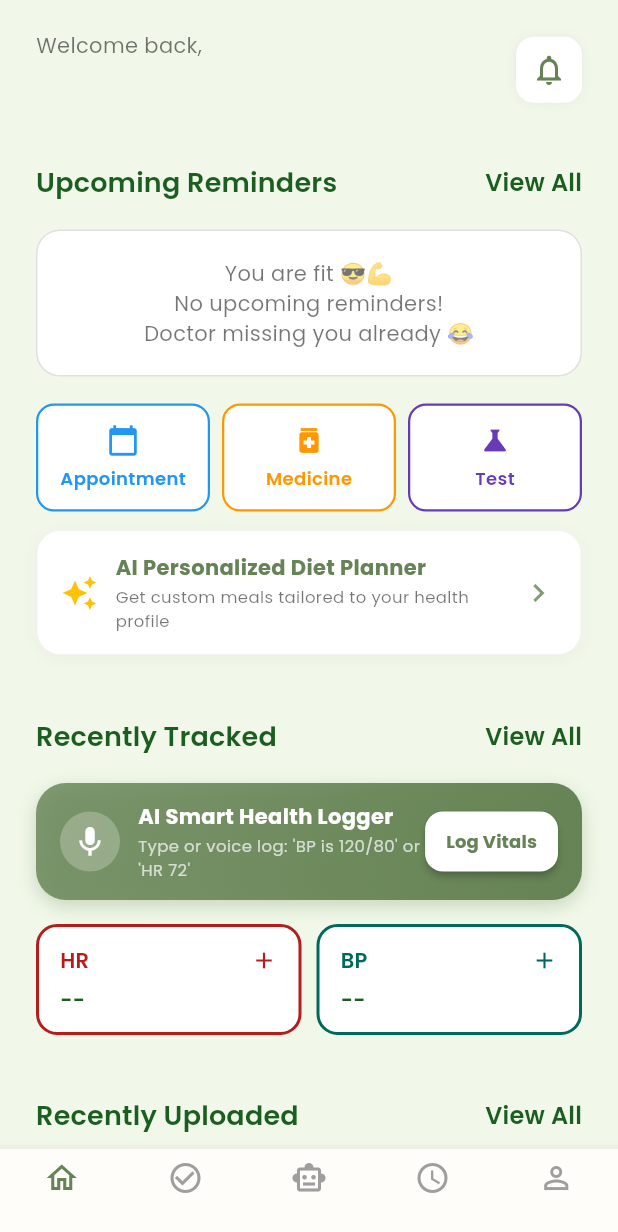
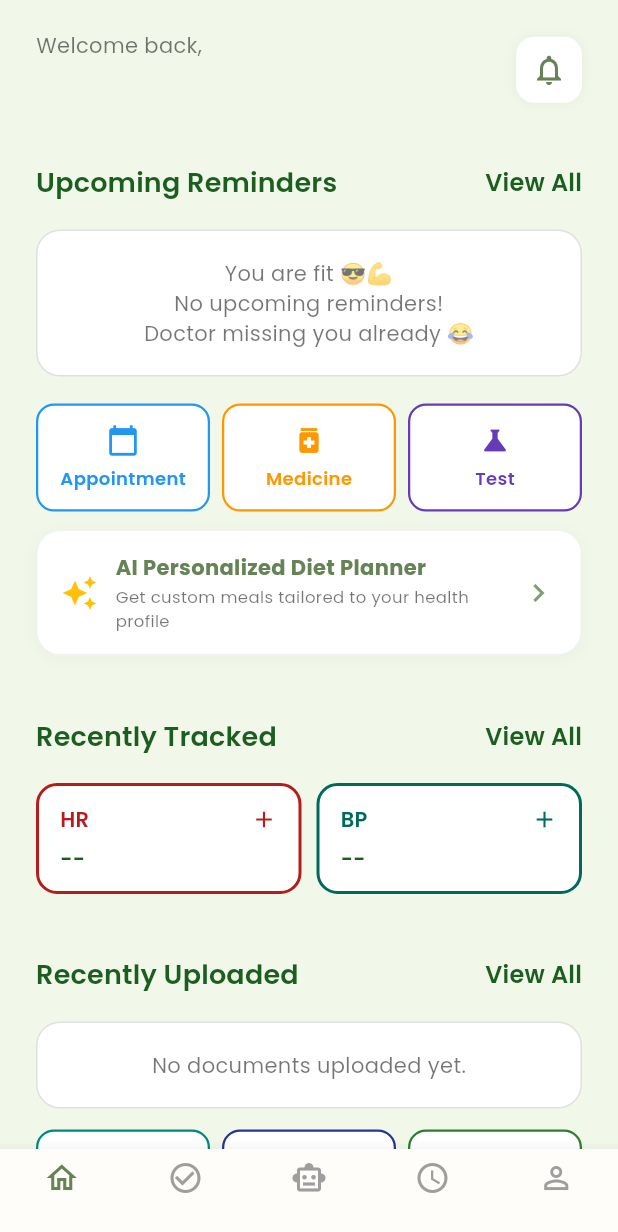
Before and after one commit to vaidehiptl23/HealthHive, a Flutter app: the HomeScreen screen opened directly with empty values, on a phone screen of 412 x 824 dp. Shown: the top 1232 px of the screen. Run offline on Flutter 3.47's test engine with Material 3 defaults, Android fonts, the phone set to English and light mode, and no system bars; our stand-ins replace file_picker, flutter_local_notifications, image_picker, share_plus, shared_preferences, timezone; missing offline and left inert: dart:html, dart:ui_web; accounts and stored records are empty; network calls fail.

Commit message:
Remove AI Smart Health Logger (Voice Vitals Logger) card and dialog from home screen

```diff
--- a/lib/screens/home_screen.dart
+++ b/lib/screens/home_screen.dart
@@ -100,84 +100,7 @@ class _HomeScreenState extends State<HomeScreen> {
     }
   }
 
-  void _showVoiceLoggerDialog() {
-    final controller = TextEditingController();
-    showDialog(
-      context: context,
-      builder: (dialogCtx) => AlertDialog(
-        shape: RoundedRectangleBorder(borderRadius: BorderRadius.circular(20)),
-        title: const Row(
-          children: [
-            Icon(Icons.auto_awesome, color: Colors.amber),
-            SizedBox(width: 8),
-            Text("AI Vitals Logger"),
-          ],
-        ),
-        content: Column(
-          mainAxisSize: MainAxisSize.min,
-          crossAxisAlignment: CrossAxisAlignment.start,
-          children: [
-            const Text(
-              "Tell the AI what to log. You can type or use your keyboard's microphone button.",
-              style: TextStyle(fontSize: 13, color: Colors.black54),
-            ),
-            const SizedBox(height: 16),
-            TextField(
-              controller: controller,
-              decoration: InputDecoration(
-                hintText: "e.g. 'My blood pressure is 120 over 80'",
-                border: OutlineInputBorder(borderRadius: BorderRadius.circular(12)),
-                contentPadding: const EdgeInsets.symmetric(horizontal: 14, vertical: 12),
-              ),
-              maxLines: 2,
-            ),
-          ],
-        ),
-        actions: [
-          TextButton(
-            onPressed: () => Navigator.pop(dialogCtx),
-            child: const Text("Cancel"),
-          ),
-          ElevatedButton(
-            style: ElevatedButton.styleFrom(backgroundColor: AppColors.primary),
-            onPressed: () async {
-              final phrase = controller.text.trim();
-              if (phrase.isEmpty) return;
-              Navigator.pop(dialogCtx);
 
-              showDialog(
-                context: context,
-                barrierDismissible: false,
-                builder: (_) => const Center(child: CircularProgressIndicator()),
-              );
-
-              final res = await ApiService.logVitalsByVoice(phrase);
-              if (!mounted) return;
-              Navigator.pop(context); // hide loading
-
-              if (res['success'] == true) {
-                ScaffoldMessenger.of(context).showSnackBar(
-                  SnackBar(
-                    content: Text(res['message']),
-                    backgroundColor: Colors.green,
-                  ),
-                );
-                _loadLastReadings();
-              } else {
-                ScaffoldMessenger.of(context).showSnackBar(
-                  SnackBar(
-                    content: Text(res['message'] ?? 'Could not parse vitals.'),
-                    backgroundColor: Colors.red,
-                  ),
-                );
-              }
-            },
-            child: const Text("Log Vitals"),
-          ),
-        ],
-      ),
-    );
-  }
 
   @override
   Widget build(BuildContext context) {
@@ -484,65 +407,7 @@ class _HomeScreenState extends State<HomeScreen> {
               //
               // const SizedBox(height: 18),
 
-              // AI Voice Health Logger Card
-              Container(
-                margin: const EdgeInsets.only(bottom: 16),
-                padding: const EdgeInsets.symmetric(horizontal: 16, vertical: 12),
-                decoration: BoxDecoration(
-                  gradient: LinearGradient(
-                    colors: [AppColors.primary.withValues(alpha: 0.8), AppColors.primary],
-                    begin: Alignment.topLeft,
-                    end: Alignment.bottomRight,
-                  ),
-                  borderRadius: BorderRadius.circular(20),
-                  boxShadow: [
-                    BoxShadow(
-                      color: AppColors.primary.withValues(alpha: 0.3),
-                      blurRadius: 10,
-                      offset: const Offset(0, 4),
-                    )
-                  ],
-                ),
-                child: Row(
-                  children: [
-                    Container(
-                      padding: const EdgeInsets.all(8),
-                      decoration: const BoxDecoration(
-                        color: Colors.white24,
-                        shape: BoxShape.circle,
-                      ),
-                      child: const Icon(Icons.mic, color: Colors.white, size: 24),
-                    ),
-                    const SizedBox(width: 12),
-                    const Expanded(
-                      child: Column(
-                        crossAxisAlignment: CrossAxisAlignment.start,
-                        children: [
-                          Text(
-                            "AI Smart Health Logger",
-                            style: TextStyle(color: Colors.white, fontWeight: FontWeight.bold, fontSize: 14),
-                          ),
-                          SizedBox(height: 2),
-                          Text(
-                            "Type or voice log: 'BP is 120/80' or 'HR 72'",
-                            style: TextStyle(color: Colors.white70, fontSize: 11),
-                          ),
-                        ],
-                      ),
-                    ),
-                    ElevatedButton(
-                      style: ElevatedButton.styleFrom(
-                        backgroundColor: Colors.white,
-                        foregroundColor: AppColors.primary,
-                        shape: RoundedRectangleBorder(borderRadius: BorderRadius.circular(12)),
-                        padding: const EdgeInsets.symmetric(horizontal: 14, vertical: 8),
-                      ),
-                      onPressed: _showVoiceLoggerDialog,
-                      child: const Text("Log Vitals", style: TextStyle(fontSize: 12, fontWeight: FontWeight.bold)),
-                    ),
-                  ],
-                ),
-              ),
+
 
               /// HEART RATE + BP ROW
               Row(
```
